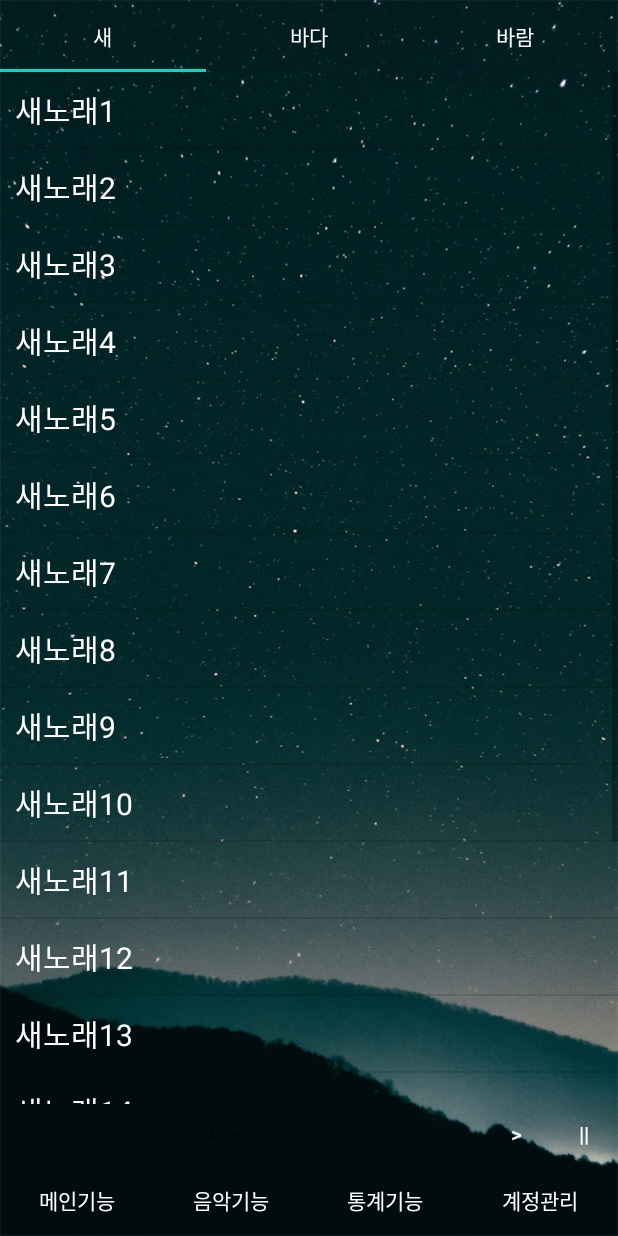
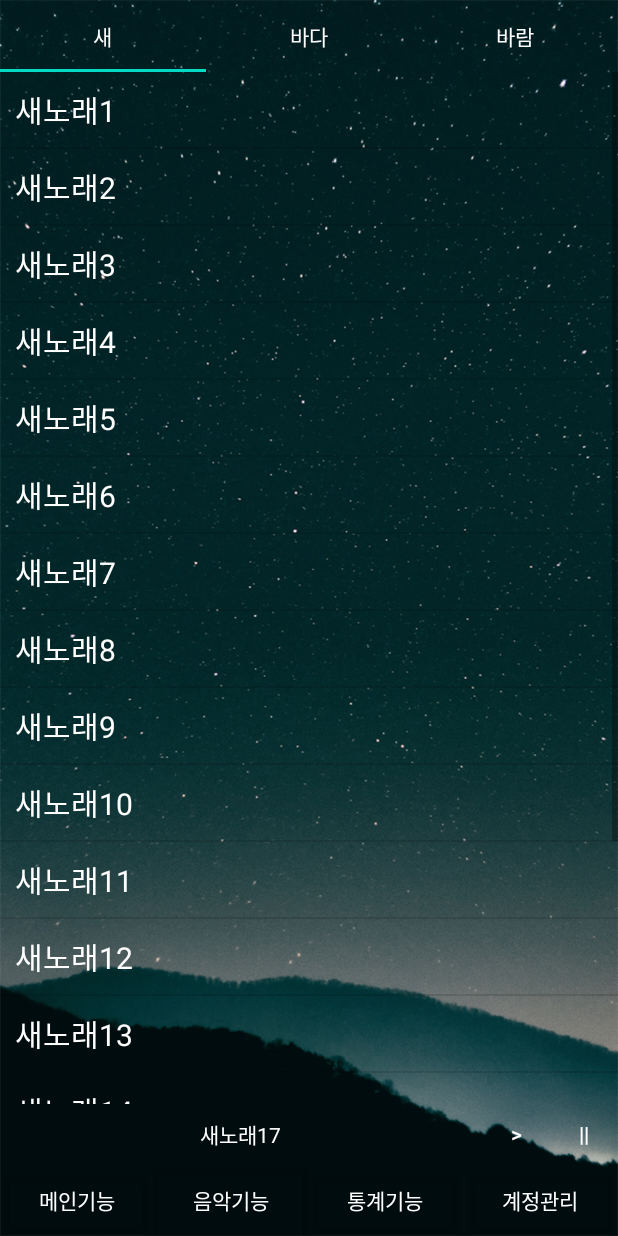
Before and after one commit to Gangglion/Sleeper, an Android app: the UI_3_Musictab screen opened directly, with no data from a screen before it, after a tap on "새노래1", on a phone screen of 412 x 824 dp. Run offline under Robolectric (Android 15) with nearby library versions, the phone set to English and light mode, and no system bars.

Commit message:
처음화면 레이아웃

```diff
--- a/Sleep_Project/app/src/main/java/com/example/sleep_project/UI_3_Musictab.java
+++ b/Sleep_Project/app/src/main/java/com/example/sleep_project/UI_3_Musictab.java
@@ -5,6 +5,7 @@ import android.content.Intent;
 import android.graphics.Color;
 import android.media.MediaPlayer;
 import android.os.Bundle;
+import android.util.Log;
 import android.view.View;
 import android.widget.AdapterView;
 import android.widget.ArrayAdapter;
@@ -22,7 +23,8 @@ public class UI_3_Musictab extends AppCompatActivity {
     Button main,music,statistics,account;
     Button musicRestart,musicPause;
     TextView musicName;
-
+    int temp = 0;
+    int prePosition = 0;
     TabLayout tabLayout;
     LinearLayout bird_layout,sea_layout,wind_layout;
     Context context;
@@ -104,9 +106,9 @@ public class UI_3_Musictab extends AppCompatActivity {
 
                 for(int i = position; i < birdSong.length-1; i++) {
                     birdMd[i].setNextMediaPlayer(birdMd[i+1]);
+                    musicName.setText(birdTitle[i]);
+                }
 
-                }
-                musicName.setText(birdTitle[position]);
                 bird_isPlaying = true;
 
             }
@@ -116,6 +118,12 @@ public class UI_3_Musictab extends AppCompatActivity {
         seaList.setOnItemClickListener(new AdapterView.OnItemClickListener() {
             @Override
             public void onItemClick(AdapterView<?> parent, View view, int position, long id) {
+
+
+
+
+
+
                 if(bird_isPlaying) {
                     bird_isPlaying = false;
                     for(int i =0; i < birdMd.length; i++) {
@@ -137,8 +145,8 @@ public class UI_3_Musictab extends AppCompatActivity {
 
                 musicName.setText(seaTitle[position]);
 
+
                 sea_isPlaying = true;
-
             }
         });
 
--- a/Sleep_Project/app/src/main/res/layout/ui_1_1_fragment1.xml
+++ b/Sleep_Project/app/src/main/res/layout/ui_1_1_fragment1.xml
@@ -5,9 +5,7 @@
 
     <RelativeLayout
         android:layout_width="match_parent"
-        android:layout_marginLeft="@dimen/pageMarginAndOffset"
-        android:layout_marginRight="@dimen/pageMarginAndOffset"
-        android:layout_height="@dimen/frameSize"
+        android:layout_height="match_parent"
         android:orientation="vertical">
 
         <ImageView
--- a/Sleep_Project/app/src/main/res/layout/ui_1_1_fragment2.xml
+++ b/Sleep_Project/app/src/main/res/layout/ui_1_1_fragment2.xml
@@ -5,9 +5,8 @@
 
     <RelativeLayout
         android:layout_width="match_parent"
-        android:layout_marginLeft="@dimen/pageMarginAndOffset"
-        android:layout_marginRight="@dimen/pageMarginAndOffset"
-        android:layout_height="@dimen/frameSize"
+
+        android:layout_height="match_parent"
         android:orientation="vertical">
 
         <ImageView
--- a/Sleep_Project/app/src/main/res/layout/ui_1_1_fragment3.xml
+++ b/Sleep_Project/app/src/main/res/layout/ui_1_1_fragment3.xml
@@ -5,9 +5,7 @@
 
     <RelativeLayout
         android:layout_width="match_parent"
-        android:layout_marginLeft="@dimen/pageMarginAndOffset"
-        android:layout_marginRight="@dimen/pageMarginAndOffset"
-        android:layout_height="@dimen/frameSize"
+        android:layout_height="match_parent"
         android:orientation="vertical">
 
         <ImageView
--- a/Sleep_Project/app/src/main/res/layout/ui_1_1_fragment4.xml
+++ b/Sleep_Project/app/src/main/res/layout/ui_1_1_fragment4.xml
@@ -5,9 +5,7 @@
 
     <RelativeLayout
         android:layout_width="match_parent"
-        android:layout_marginLeft="@dimen/pageMarginAndOffset"
-        android:layout_marginRight="@dimen/pageMarginAndOffset"
-        android:layout_height="@dimen/frameSize"
+        android:layout_height="match_parent"
         android:orientation="vertical">
 
         <ImageView
--- a/Sleep_Project/app/src/main/res/layout/ui_3_musictab.xml
+++ b/Sleep_Project/app/src/main/res/layout/ui_3_musictab.xml
@@ -97,7 +97,10 @@
                 android:layout_width="wrap_content"
                 android:layout_height="wrap_content"
                 android:textAlignment="center"
-                android:id="@+id/musicName" />
+                android:id="@+id/musicName"
+                android:textColor="@color/white"
+                android:text=""
+                />
         </LinearLayout>
 
         <LinearLayout
```
Also changed, not shown: Sleep_Project/app/src/main/res/layout/ui_1_1_main.xml (+5 -4 lines).
